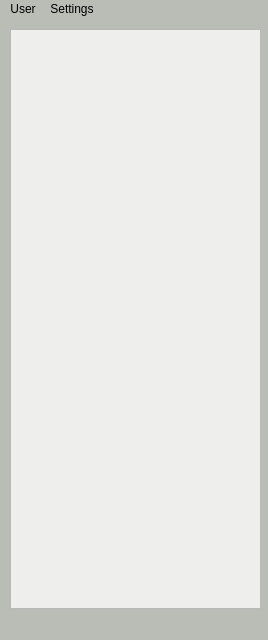
Before: the Qt Designer form qipmsg.ui in caowai/qipmsg, drawn with Qt 5.
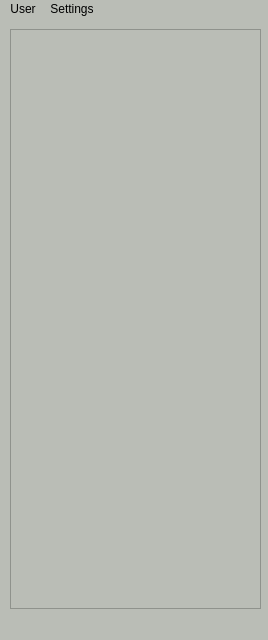
After: the same form once the commit is applied.

Commit message: Update ui desgin. Fixed send/receive file item text display issue in windows pc

Patch:
```diff
--- a/qipmsg.ui
+++ b/qipmsg.ui
@@ -51,7 +51,7 @@
      </size>
     </property>
     <property name="styleSheet">
-     <string notr="true">background-color: rgb(238, 238, 236);</string>
+     <string notr="true">background-color: rgb(186, 189, 182);</string>
     </property>
    </widget>
    <widget class="QLabel" name="labelStatus">
```
Left out of the diff: 2 changed lines with no effect on the pictures. The commit also changes 5 other files.
